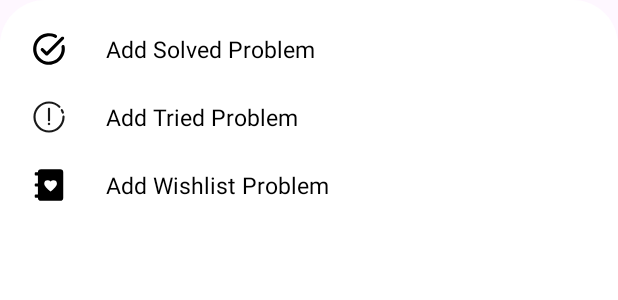
After one commit to bhaskaraa45/CodeRevision, an Android app: the layout dialog_add_button.xml on its own in the app's theme, with its tools: preview values and no code run, on a phone screen of 412 x 824 dp. The commit adds this screen. Shown: the top 300 px of the screen. Run offline under Robolectric (Android 15) with nearby library versions, the phone set to English and light mode, and no system bars.

Commit message:
dialog added for floating addButton

```diff
--- /dev/null
+++ b/app/src/main/res/drawable/bg_add_button.xml
@@ -0,0 +1,15 @@
+<?xml version="1.0" encoding="utf-8"?>
+<shape xmlns:android="http://schemas.android.com/apk/res/android">
+    <solid
+        android:color="@color/white"/>
+
+    <corners
+        android:topLeftRadius="30dp"
+        android:topRightRadius="30dp"
+        />
+    <padding
+        android:left="10dp"
+        android:right="10dp"
+        android:top="10dp"
+        android:bottom="10dp"/>
+</shape>
--- /dev/null
+++ b/app/src/main/res/layout/dialog_add_button.xml
@@ -0,0 +1,82 @@
+<?xml version="1.0" encoding="utf-8"?>
+<LinearLayout xmlns:android="http://schemas.android.com/apk/res/android"
+    android:layout_width="match_parent"
+    android:orientation="vertical"
+    android:layout_height="match_parent"
+    android:background="@drawable/bg_add_button">
+
+    <LinearLayout
+        android:id="@+id/addSolved"
+        android:layout_width="match_parent"
+        android:layout_height="wrap_content"
+        android:orientation="horizontal"
+        android:padding="10dp"
+        >
+        <ImageView
+            android:layout_width="25dp"
+            android:layout_height="25dp"
+            android:src="@drawable/task"
+            />
+        <TextView
+            android:layout_width="match_parent"
+            android:layout_height="wrap_content"
+            android:text="@string/add_solved_problem"
+            android:layout_marginTop="2dp"
+            android:layout_marginStart="25dp"
+            android:textSize="15sp"
+            android:textColor="@color/black"
+            />
+    </LinearLayout>
+    <LinearLayout
+        android:id="@+id/addTried"
+        android:layout_width="match_parent"
+        android:layout_height="wrap_content"
+        android:orientation="horizontal"
+        android:padding="10dp"
+        >
+        <ImageView
+            android:layout_width="25dp"
+            android:layout_height="25dp"
+            android:src="@drawable/tried"
+
+            />
+        <TextView
+            android:layout_width="match_parent"
+            android:layout_height="wrap_content"
+            android:text="@string/add_tried_problem"
+            android:layout_marginTop="2dp"
+            android:layout_marginStart="25dp"
+            android:textSize="15sp"
+            android:textColor="@color/black"
+
+            />
+    </LinearLayout>
+    <LinearLayout
+        android:id="@+id/addWishlist"
+        android:layout_width="match_parent"
+        android:layout_height="wrap_content"
+        android:orientation="horizontal"
+        android:padding="10dp"
+        >
+        <ImageView
+            android:layout_width="25dp"
+            android:layout_height="25dp"
+            android:src="@drawable/wishlist"
+            />
+        <TextView
+            android:layout_width="match_parent"
+            android:layout_height="wrap_content"
+            android:text="@string/add_wishlist_problem"
+            android:layout_marginTop="2dp"
+            android:layout_marginStart="25dp"
+            android:textSize="15sp"
+            android:textColor="@color/black"
+
+            />
+    </LinearLayout>
+
+
+
+
+
+</LinearLayout>
--- a/app/src/main/res/values-night/themes.xml
+++ b/app/src/main/res/values-night/themes.xml
@@ -14,4 +14,9 @@
         <item name="colorPrimary" >@color/blue_dark</item>
     </style>
 
+    <style name="FloatingActionButton" >
+        <item name="android:windowEnterAnimation">@anim/slide_in_bottom</item>
+        <item name="android:windowExitAnimation">@anim/slide_out_bottom</item>
+    </style>
+
 </resources>
--- a/app/src/main/res/values/strings.xml
+++ b/app/src/main/res/values/strings.xml
@@ -6,4 +6,8 @@
     <string name="refresh">Refresh</string>
     <string name="sort_by_name">Sort by Name</string>
     <string name="sort_by_date">Sort by Date</string>
+    <string name="add_wishlist_problem">Add Wishlist Problem</string>
+    <string name="add_tried_problem">Add Tried Problem</string>
+    <string name="add_solved_problem">Add Solved Problem</string>
+    <string name="to_add_problems">to add problems</string>
 </resources>
--- a/app/src/main/res/values/themes.xml
+++ b/app/src/main/res/values/themes.xml
@@ -12,5 +12,11 @@
         <item name="colorPrimary" >@color/blue_</item>
     </style>
 
+    <style name="FloatingActionButton" >
+        <item name="android:windowEnterAnimation">@anim/slide_in_bottom</item>
+        <item name="android:windowExitAnimation">@anim/slide_out_bottom</item>
+    </style>
+
+
     <style name="Theme.CodeRevision" parent="Base.Theme.CodeRevision" />
 </resources>
```
Also changed, not shown: app/src/main/java/com/android/aa45/coderevision/HomeFragment.java (+70 -9 lines), app/src/main/res/anim/slide_in_bottom.xml (added, +8 -0 lines), app/src/main/res/anim/slide_out_bottom.xml (added, +8 -0 lines), app/src/main/res/layout/fragment_home.xml (+19 -3 lines).
